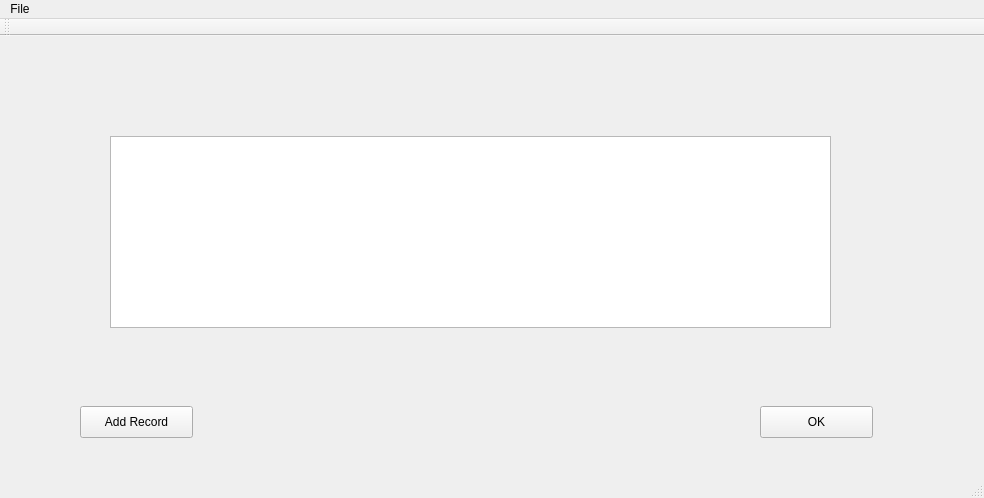
This is Project4/databaseform.ui in cmcderm/CSE335 as Qt 5 draws it before an edit. The edited form follows.
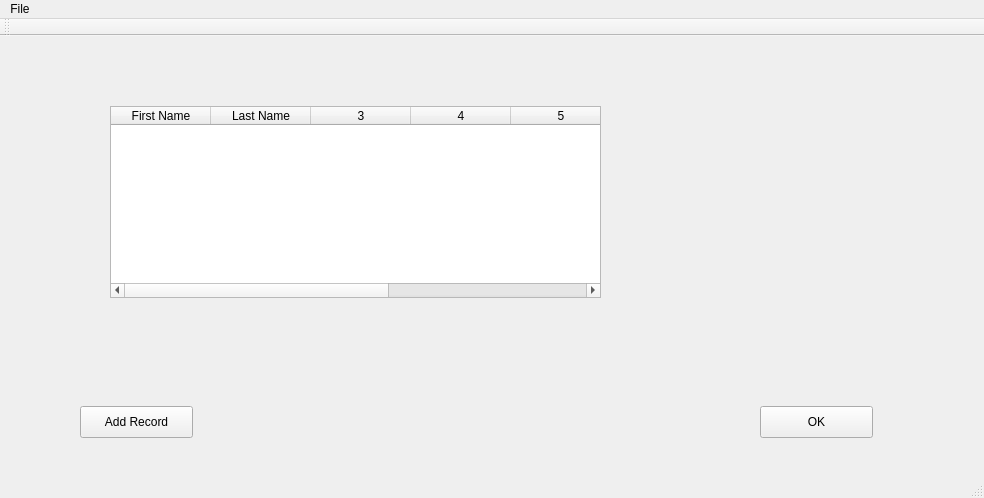
This is the edited form.

```diff
--- a/Project4/databaseform.ui
+++ b/Project4/databaseform.ui
@@ -40,15 +40,33 @@
      <string>Add Record</string>
     </property>
    </widget>
-   <widget class="QTableView" name="tableView">
+   <widget class="QTableWidget" name="tableWidget">
     <property name="geometry">
      <rect>
       <x>110</x>
-      <y>100</y>
-      <width>721</width>
+      <y>70</y>
+      <width>491</width>
       <height>192</height>
      </rect>
     </property>
+    <property name="columnCount">
+     <number>7</number>
+    </property>
+    <column>
+     <property name="text">
+      <string>First Name</string>
+     </property>
+    </column>
+    <column>
+     <property name="text">
+      <string>Last Name</string>
+     </property>
+    </column>
+    <column/>
+    <column/>
+    <column/>
+    <column/>
+    <column/>
    </widget>
   </widget>
   <widget class="QMenuBar" name="menuBar">
```
